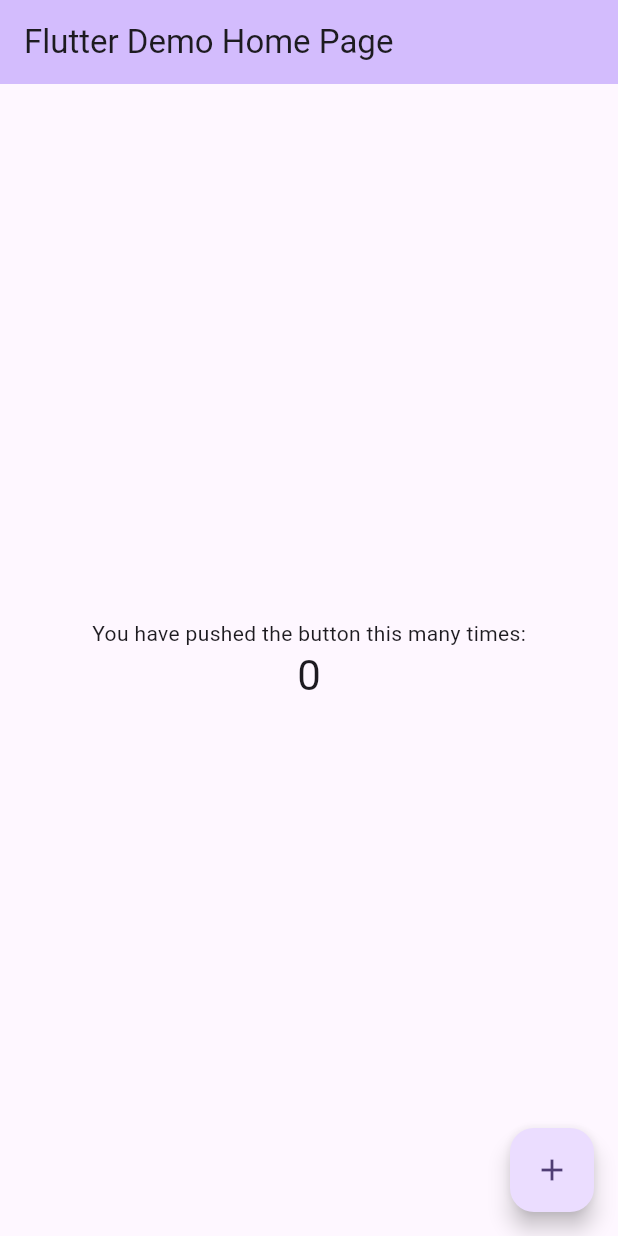
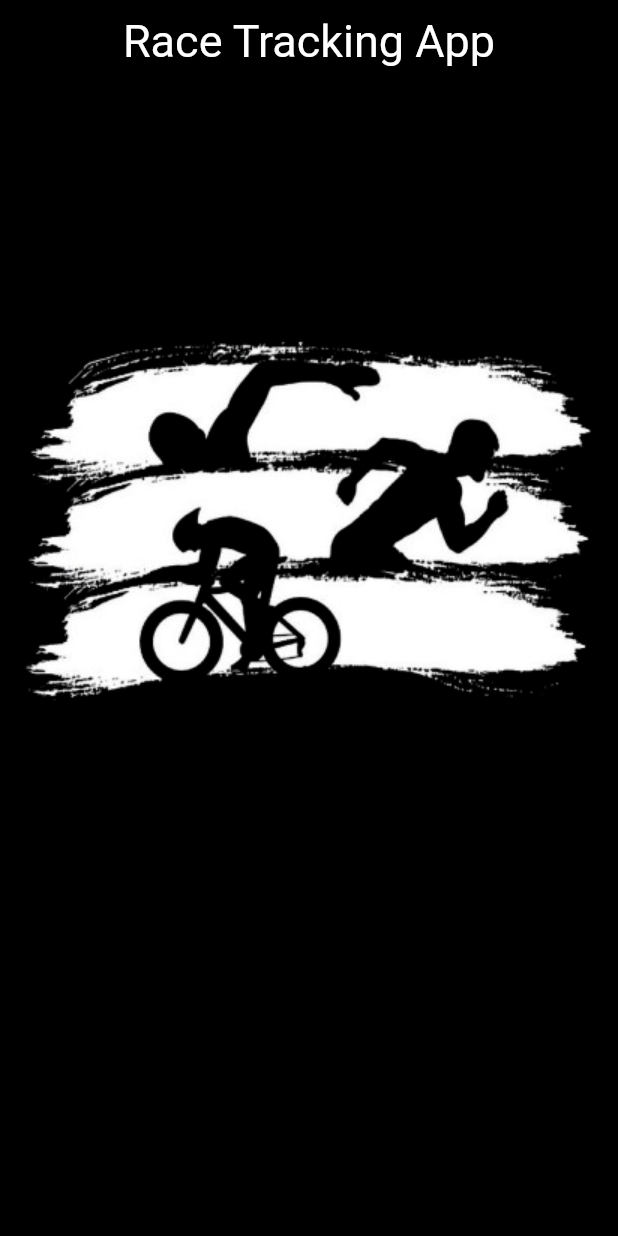
Before and after one commit to Tipdalin/Race-Tracking, a Flutter app: the screen it shows after launch, on a phone screen of 412 x 824 dp. Run offline on Flutter 3.47's test engine with Material 3 defaults, Android fonts, the phone set to English and light mode, and no system bars.

Commit message:
Create a HomePage

```diff
--- /dev/null
+++ b/lib/Screens/homepage.dart
@@ -0,0 +1,41 @@
+import 'package:flutter/material.dart';
+
+class MyHomePage extends StatelessWidget {
+  const MyHomePage({super.key});
+
+  @override
+  Widget build(BuildContext context) {
+    return Scaffold(
+      appBar: AppBar(
+        backgroundColor: const Color.fromARGB(255, 0, 0, 0),
+        title: const Center(
+          child: Text(
+            'Race Tracking App',
+            style: TextStyle(
+              fontSize: 30,
+              fontWeight: FontWeight.normal,
+              color: Color.fromARGB(255, 255, 255, 255),
+            ),
+          ),
+        ),
+      ),
+      body: Container(
+        color: const Color.fromARGB(255, 0, 0, 0),
+        child: Center(
+          child: Column(
+            mainAxisAlignment: MainAxisAlignment.center,
+            children: <Widget>[
+              Image.asset(
+                'assets/1.2.png',
+                width: 500,
+                height: 500,
+                fit: BoxFit.cover,
+              ),
+              const SizedBox(height: 20),
+            ],
+          ),
+        ),
+      ),
+    );
+  }
+}
--- a/lib/main.dart
+++ b/lib/main.dart
@@ -1,122 +1,24 @@
 import 'package:flutter/material.dart';
+import 'package:race_tracking/Screens/homepage.dart';
+void main() {
+  runApp(const MyApp(
 
-void main() {
-  runApp(const MyApp());
+  ));
 }
 
 class MyApp extends StatelessWidget {
+
   const MyApp({super.key});
 
   // This widget is the root of your application.
   @override
   Widget build(BuildContext context) {
     return MaterialApp(
-      title: 'Flutter Demo',
+      title: 'Race Tracking App',
       theme: ThemeData(
-        // This is the theme of your application.
-        //
-        // TRY THIS: Try running your application with "flutter run". You'll see
-        // the application has a purple toolbar. Then, without quitting the app,
-        // try changing the seedColor in the colorScheme below to Colors.green
-        // and then invoke "hot reload" (save your changes or press the "hot
-        // reload" button in a Flutter-supported IDE, or press "r" if you used
-        // the command line to start the app).
-        //
-        // Notice that the counter didn't reset back to zero; the application
-        // state is not lost during the reload. To reset the state, use hot
-        // restart instead.
-        //
-        // This works for code too, not just values: Most code changes can be
-        // tested with just a hot reload.
-        colorScheme: ColorScheme.fromSeed(seedColor: Colors.deepPurple),
+        primarySwatch: Colors.blue,
       ),
-      home: const MyHomePage(title: 'Flutter Demo Home Page'),
+      home: const MyHomePage(),
     );
   }
 }
-
-class MyHomePage extends StatefulWidget {
-  const MyHomePage({super.key, required this.title});
-
-  // This widget is the home page of your application. It is stateful, meaning
-  // that it has a State object (defined below) that contains fields that affect
-  // how it looks.
-
-  // This class is the configuration for the state. It holds the values (in this
-  // case the title) provided by the parent (in this case the App widget) and
-  // used by the build method of the State. Fields in a Widget subclass are
-  // always marked "final".
-
-  final String title;
-
-  @override
-  State<MyHomePage> createState() => _MyHomePageState();
-}
-
-class _MyHomePageState extends State<MyHomePage> {
-  int _counter = 0;
-
-  void _incrementCounter() {
-    setState(() {
-      // This call to setState tells the Flutter framework that something has
-      // changed in this State, which causes it to rerun the build method below
-      // so that the display can reflect the updated values. If we changed
-      // _counter without calling setState(), then the build method would not be
-      // called again, and so nothing would appear to happen.
-      _counter++;
-    });
-  }
-
-  @override
-  Widget build(BuildContext context) {
-    // This method is rerun every time setState is called, for instance as done
-    // by the _incrementCounter method above.
-    //
-    // The Flutter framework has been optimized to make rerunning build methods
-    // fast, so that you can just rebuild anything that needs updating rather
-    // than having to individually change instances of widgets.
-    return Scaffold(
-      appBar: AppBar(
-        // TRY THIS: Try changing the color here to a specific color (to
-        // Colors.amber, perhaps?) and trigger a hot reload to see the AppBar
-        // change color while the other colors stay the same.
-        backgroundColor: Theme.of(context).colorScheme.inversePrimary,
-        // Here we take the value from the MyHomePage object that was created by
-        // the App.build method, and use it to set our appbar title.
-        title: Text(widget.title),
-      ),
-      body: Center(
-        // Center is a layout widget. It takes a single child and positions it
-        // in the middle of the parent.
-        child: Column(
-          // Column is also a layout widget. It takes a list of children and
-          // arranges them vertically. By default, it sizes itself to fit its
-          // children horizontally, and tries to be as tall as its parent.
-          //
-          // Column has various properties to control how it sizes itself and
-          // how it positions its children. Here we use mainAxisAlignment to
-          // center the children vertically; the main axis here is the vertical
-          // axis because Columns are vertical (the cross axis would be
-          // horizontal).
-          //
-          // TRY THIS: Invoke "debug painting" (choose the "Toggle Debug Paint"
-          // action in the IDE, or press "p" in the console), to see the
-          // wireframe for each widget.
-          mainAxisAlignment: MainAxisAlignment.center,
-          children: <Widget>[
-            const Text('You have pushed the button this many times:'),
-            Text(
-              '$_counter',
-              style: Theme.of(context).textTheme.headlineMedium,
-            ),
-          ],
-        ),
-      ),
-      floatingActionButton: FloatingActionButton(
-        onPressed: _incrementCounter,
-        tooltip: 'Increment',
-        child: const Icon(Icons.add),
-      ), // This trailing comma makes auto-formatting nicer for build methods.
-    );
-  }
-}
```
Also changed, not shown: pubspec.yaml (+3 -5 lines), assets/1.1.png (added), assets/1.2.png (added), assets/1.3.png (added), assets/1.4.png (added), assets/1.jpg (added), assets/2.jpg (added), assets/3.jpg (added), assets/4.jpg (added), assets/5.jpg (added), assets/6.jpg (added), assets/7.jpg (added).
